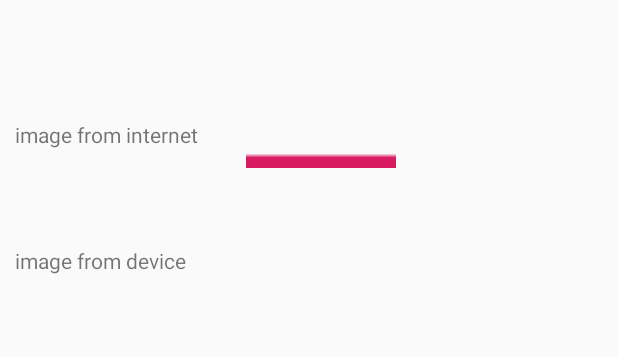
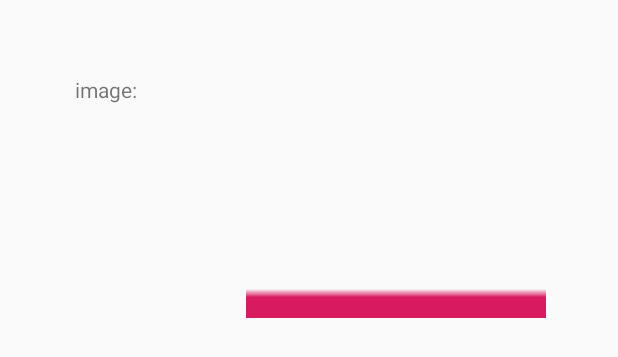
Before and after one commit to karolbisztyga/studies, an Android app: the layout activity_main.xml on its own in the app's theme, with its tools: preview values and no code run, on a phone screen of 412 x 824 dp. Shown: the top 357 px of the screen. Run offline under Robolectric (Android 15) with nearby library versions, the phone set to English and light mode, and no system bars.

Commit message:
beta finished

```diff
--- a/android/picassoapp/app/src/main/res/layout/activity_main.xml
+++ b/android/picassoapp/app/src/main/res/layout/activity_main.xml
@@ -11,16 +11,16 @@
         android:id="@+id/textView2"
         android:layout_width="wrap_content"
         android:layout_height="wrap_content"
-        android:layout_marginLeft="10dp"
-        android:layout_marginTop="80dp"
-        android:text="image from internet"
+        android:layout_marginLeft="50dp"
+        android:layout_marginTop="50dp"
+        android:text="image:"
         tools:layout_editor_absoluteX="0dp"
         tools:layout_editor_absoluteY="0dp" />
 
     <ImageView
-        android:id="@+id/img1"
-        android:layout_width="100dp"
-        android:layout_height="100dp"
+        android:id="@+id/img"
+        android:layout_width="200dp"
+        android:layout_height="200dp"
         android:layout_marginLeft="164dp"
         android:layout_marginTop="12dp"
         app:layout_constraintLeft_toLeftOf="parent"
@@ -28,19 +28,4 @@
         app:srcCompat="?attr/actionModeBackground" />
 
 
-    <TextView
-        android:id="@+id/textView3"
-        android:layout_width="wrap_content"
-        android:layout_height="wrap_content"
-        android:layout_marginLeft="10dp"
-        android:layout_marginTop="164dp"
-        android:text="image from device" />
-
-    <ImageView
-        android:id="@+id/img2"
-        android:layout_width="100dp"
-        android:layout_height="100dp"
-        android:layout_marginLeft="164dp"
-        android:layout_marginTop="128dp" />
-
 </FrameLayout>
```
Also changed, not shown: android/picassoapp/app/src/main/java/com/example/bb/picassoapp/MainActivity.java (+180 -8 lines), 1 other file.
